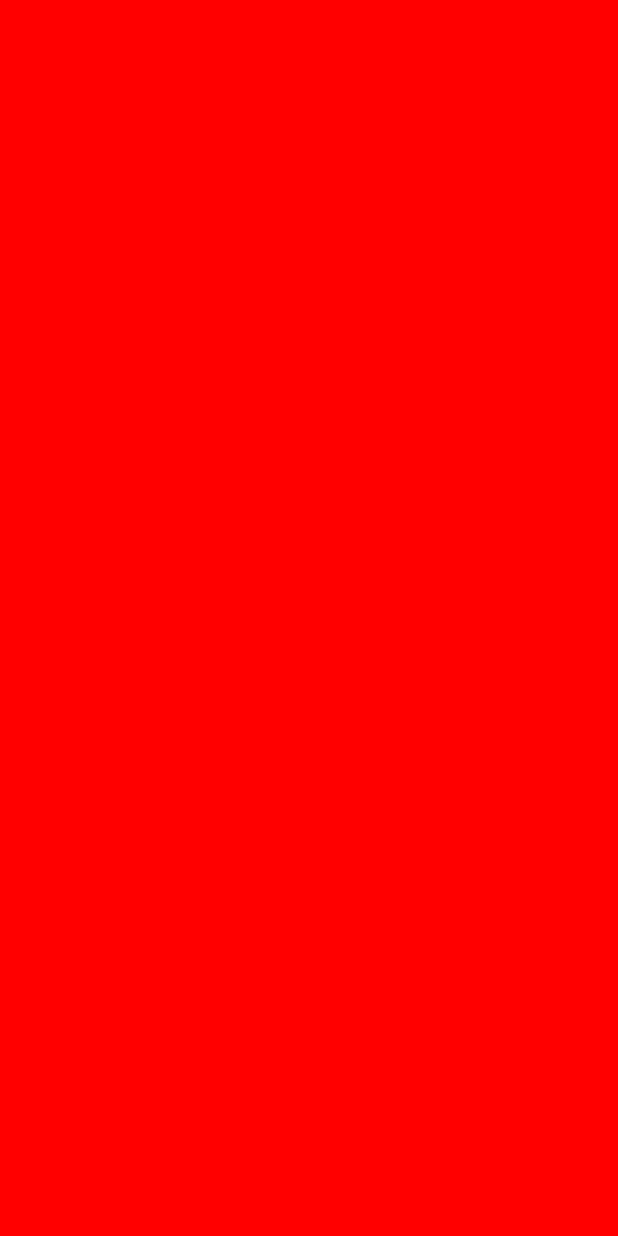
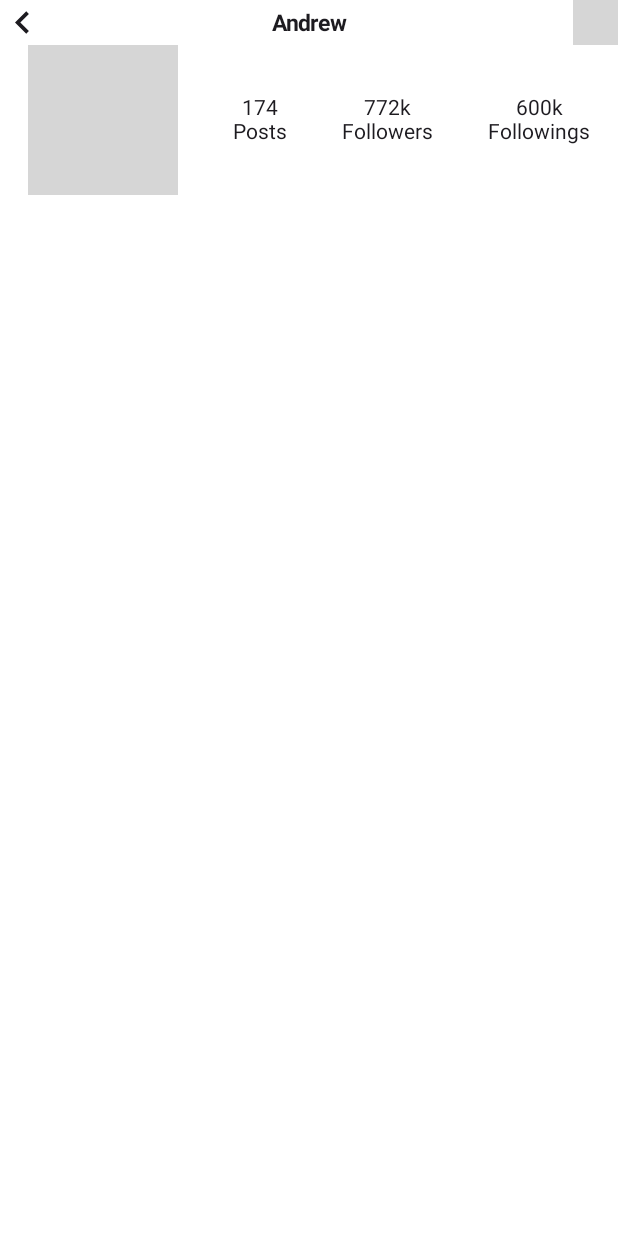
Before and after one commit to Anmolshrestha12/week1-AApp-, an Android app built with Jetpack Compose: the MainActivity2 screen opened directly, with no data from a screen before it, on a phone screen of 412 x 824 dp. Before the commit the screen is empty. Run offline under Robolectric (Android 15) with nearby library versions, the phone set to English and light mode, and no system bars; grey boxes are pictures that could not be loaded.

Commit message:
initial commit

```diff
--- a/app/build.gradle.kts
+++ b/app/build.gradle.kts
@@ -36,6 +36,7 @@ android {
     }
     buildFeatures {
         compose = true
+        viewBinding = true
     }
 }
 
@@ -49,6 +50,11 @@ dependencies {
     implementation(libs.androidx.ui.graphics)
     implementation(libs.androidx.ui.tooling.preview)
     implementation(libs.androidx.material3)
+    implementation(libs.material)
+    implementation(libs.androidx.appcompat)
+    implementation(libs.androidx.constraintlayout)
+    implementation(libs.androidx.navigation.fragment.ktx)
+    implementation(libs.androidx.navigation.ui.ktx)
     testImplementation(libs.junit)
     androidTestImplementation(libs.androidx.junit)
     androidTestImplementation(libs.androidx.espresso.core)
--- a/app/src/main/AndroidManifest.xml
+++ b/app/src/main/AndroidManifest.xml
@@ -14,7 +14,7 @@
         tools:targetApi="31">
         <activity
             android:name=".MainActivity2"
-            android:exported="true"
+            android:exported="false"
             android:label="@string/title_activity_main2"
             android:theme="@style/Theme.AApp">
             <intent-filter>
@@ -23,6 +23,10 @@
                 <category android:name="android.intent.category.LAUNCHER" />
             </intent-filter>
         </activity>
+        <activity
+            android:name=".MainActivity3"
+            android:exported="false"
+            android:theme="@style/Theme.AApp" />
         <activity
             android:name=".MainActivity"
             android:exported="true"
--- a/app/src/main/java/com/example/aapp/MainActivity2.kt
+++ b/app/src/main/java/com/example/aapp/MainActivity2.kt
@@ -4,39 +4,136 @@ import android.os.Bundle
 import androidx.activity.ComponentActivity
 import androidx.activity.compose.setContent
 import androidx.activity.enableEdgeToEdge
+import androidx.compose.foundation.Image
 import androidx.compose.foundation.background
+import androidx.compose.foundation.layout.Arrangement
 import androidx.compose.foundation.layout.Column
 import androidx.compose.foundation.layout.PaddingValues
+import androidx.compose.foundation.layout.Row
 import androidx.compose.foundation.layout.fillMaxSize
+import androidx.compose.foundation.layout.fillMaxWidth
+import androidx.compose.foundation.layout.height
 import androidx.compose.foundation.layout.padding
+import androidx.compose.foundation.layout.width
+import androidx.compose.foundation.shape.RoundedCornerShape
+import androidx.compose.material.icons.Icons
+import androidx.compose.material.icons.filled.KeyboardArrowLeft
+import androidx.compose.material3.Icon
 import androidx.compose.material3.Scaffold
 import androidx.compose.material3.Text
+
 import androidx.compose.runtime.Composable
+import androidx.compose.ui.Alignment
 import androidx.compose.ui.Modifier
-import androidx.compose.ui.graphics.Color
+import androidx.compose.ui.draw.clip
+import androidx.compose.ui.layout.ContentScale
+import androidx.compose.ui.res.painterResource
+import androidx.compose.ui.text.TextStyle
+import androidx.compose.ui.text.font.FontWeight
 import androidx.compose.ui.tooling.preview.Preview
-import com.example.aapp.ui.theme.AAppTheme
+import androidx.compose.ui.unit.dp
+import androidx.compose.ui.unit.sp
 
 class MainActivity2 : ComponentActivity() {
     override fun onCreate(savedInstanceState: Bundle?) {
         super.onCreate(savedInstanceState)
         enableEdgeToEdge()
         setContent {
-            Scaffold { innerPadding->
-                LoginBody( innerPadding)
+            Scaffold { innerPadding ->
+                LoginBody(innerPadding)
+            }
+        }
+    }
 
+
+}
+
+@Composable
+fun LoginBody(innerPadding: PaddingValues) {
+    Column (
+        modifier = Modifier
+            .padding(innerPadding)
+            .fillMaxSize()
+            .background(color = _root_ide_package_.androidx.compose.ui.graphics.Color.White)
+    ) {
+        Row (
+            modifier = Modifier.fillMaxWidth(),
+            verticalAlignment = Alignment.CenterVertically,
+            horizontalArrangement = Arrangement.SpaceBetween
+        ) {
+            //method 1
+            Icon(
+                imageVector = Icons.Default.KeyboardArrowLeft,
+                contentDescription = null,
+//            tint = Color.Green,
+                modifier = Modifier
+                    .height(30.dp)
+                    .width(30.dp)
+            )
+            Text(
+                text = "Andrew",
+                style = TextStyle(
+                    fontSize = 15.sp,
+                    fontWeight = FontWeight.Bold,
+//                    fontStyle = FontStyle.Italic,
+//                    textDecoration = TextDecoration.Underline
+                )
+            )
+            //method 2
+            Icon(
+                painter = painterResource(R.drawable.baseline_more_horiz_24),
+                contentDescription = null,
+//            tint = Color.Green,
+                modifier = Modifier
+                    .height(30.dp)
+                    .width(30.dp)
+            )
+        }
+
+
+        Row(
+            modifier = Modifier.fillMaxWidth(),
+            verticalAlignment = Alignment.CenterVertically,
+            horizontalArrangement = Arrangement.SpaceAround
+        ) {
+            Image(
+                painter = painterResource(R.drawable.person),
+                contentDescription = null,
+                contentScale = ContentScale.Crop,
+                modifier = Modifier
+                    .height(100.dp)
+                    .width(100.dp).clip(
+                        shape = RoundedCornerShape(100.dp)
+                    )
+            )
+            Column(
+                verticalArrangement = Arrangement.Center,
+                horizontalAlignment = Alignment.CenterHorizontally
+            ) {
+                Text(text = "174")
+                Text(text = "Posts")
+            }
+            Column (
+                verticalArrangement = Arrangement.Center,
+                horizontalAlignment = Alignment.CenterHorizontally
+            ) {
+                Text(text = "772k")
+                Text(text = "Followers")
+            }
+            Column(
+                verticalArrangement = Arrangement.Center,
+                horizontalAlignment = Alignment.CenterHorizontally
+            )  {
+                Text(text = "600k")
+                Text(text = "Followings")
             }
         }
     }
 }
+
+
+@Preview
 @Composable
-fun LoginBody( innerPadding: PaddingValues){
-    Column (
-        modifier = Modifier
-            .padding(innerPadding)
-            .fillMaxSize()
-            .background(color = Color.Red)
-    ){
-
-    }
+fun PreviewBody() {
+    LoginBody(innerPadding = PaddingValues(0.dp))
 }
--- /dev/null
+++ b/app/src/main/res/values-land/dimens.xml
@@ -0,0 +1,3 @@
+<resources>
+      <dimen name="fab_margin">48dp</dimen>
+   </resources>
--- /dev/null
+++ b/app/src/main/res/values-night/themes.xml
@@ -0,0 +1,7 @@
+<resources xmlns:tools="http://schemas.android.com/tools">
+  <!-- Base application theme. -->
+  <style name="Base.Theme.AApp" parent="Theme.Material3.DayNight.NoActionBar">
+    <!-- Customize your dark theme here. -->
+    <!-- <item name="colorPrimary">@color/my_dark_primary</item> -->
+  </style>
+</resources>
--- /dev/null
+++ b/app/src/main/res/values-v23/themes.xml
@@ -0,0 +1,8 @@
+<resources xmlns:tools="http://schemas.android.com/tools">
+  <style name="Theme.AApp" parent="Base.Theme.AApp">
+    <!-- Transparent system bars for edge-to-edge. -->
+    <item name="android:navigationBarColor">@android:color/transparent</item>
+    <item name="android:statusBarColor">@android:color/transparent</item>
+    <item name="android:windowLightStatusBar">?attr/isLightTheme</item>
+  </style>
+</resources>
--- /dev/null
+++ b/app/src/main/res/values-w1240dp/dimens.xml
@@ -0,0 +1,3 @@
+<resources>
+      <dimen name="fab_margin">200dp</dimen>
+   </resources>
--- /dev/null
+++ b/app/src/main/res/values-w600dp/dimens.xml
@@ -0,0 +1,3 @@
+<resources>
+      <dimen name="fab_margin">48dp</dimen>
+   </resources>
--- /dev/null
+++ b/app/src/main/res/values/dimens.xml
@@ -0,0 +1,3 @@
+<resources>
+      <dimen name="fab_margin">16dp</dimen>
+   </resources>
--- a/app/src/main/res/values/themes.xml
+++ b/app/src/main/res/values/themes.xml
@@ -2,4 +2,9 @@
 <resources>
 
     <style name="Theme.AApp" parent="android:Theme.Material.Light.NoActionBar" />
+    <!-- Base application theme. -->
+    <style name="Base.Theme.AApp" parent="Theme.Material3.DayNight.NoActionBar">
+        <!-- Customize your light theme here. -->
+        <!-- <item name="colorPrimary">@color/my_light_primary</item> -->
+    </style>
 </resources>
```
Also changed, not shown: app/src/main/res/layout/activity_main.xml (added, +35 -0 lines), app/src/main/res/layout/content_main.xml (added, +20 -0 lines), app/src/main/res/layout/fragment_first.xml (added, +34 -0 lines), app/src/main/res/layout/fragment_second.xml (added, +34 -0 lines), app/src/main/res/navigation/nav_graph.xml (added, +28 -0 lines), app/src/main/res/values/strings.xml (+42 -0 lines), gradle/libs.versions.toml (+11 -1 lines).
